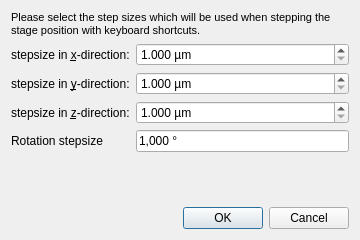
Qt form plugins/spimb040/qfespimb040samplestagestepconfigdialog.ui (lukl/QuickFit3) before a commit.
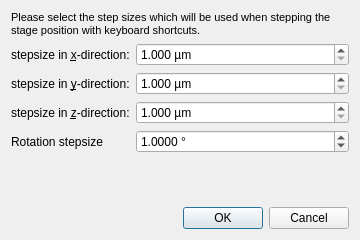
The same form after that commit. Icons and pictures are not drawn.

Commit message: Minor fix in variable, minor QT 4.8 and 5 version control for thread def.

Diff of the .ui file:
```diff
--- a/plugins/spimb040/qfespimb040samplestagestepconfigdialog.ui
+++ b/plugins/spimb040/qfespimb040samplestagestepconfigdialog.ui
@@ -120,9 +120,27 @@
       </widget>
      </item>
      <item row="3" column="1">
-      <widget class="QLineEdit" name="spinR">
-       <property name="text">
-        <string>1,000 °</string>
+      <widget class="QDoubleSpinBox" name="spinR">
+       <property name="enabled">
+        <bool>true</bool>
+       </property>
+       <property name="cursor">
+        <cursorShape>IBeamCursor</cursorShape>
+       </property>
+       <property name="suffix">
+        <string> °</string>
+       </property>
+       <property name="decimals">
+        <number>4</number>
+       </property>
+       <property name="minimum">
+        <double>0.000000000000000</double>
+       </property>
+       <property name="maximum">
+        <double>36000.000000000000000</double>
+       </property>
+       <property name="value">
+        <double>1.000000000000000</double>
        </property>
       </widget>
      </item>
```
Left out of the diff: 9 changed lines with no effect on the pictures. The commit also changes 2 other files.
